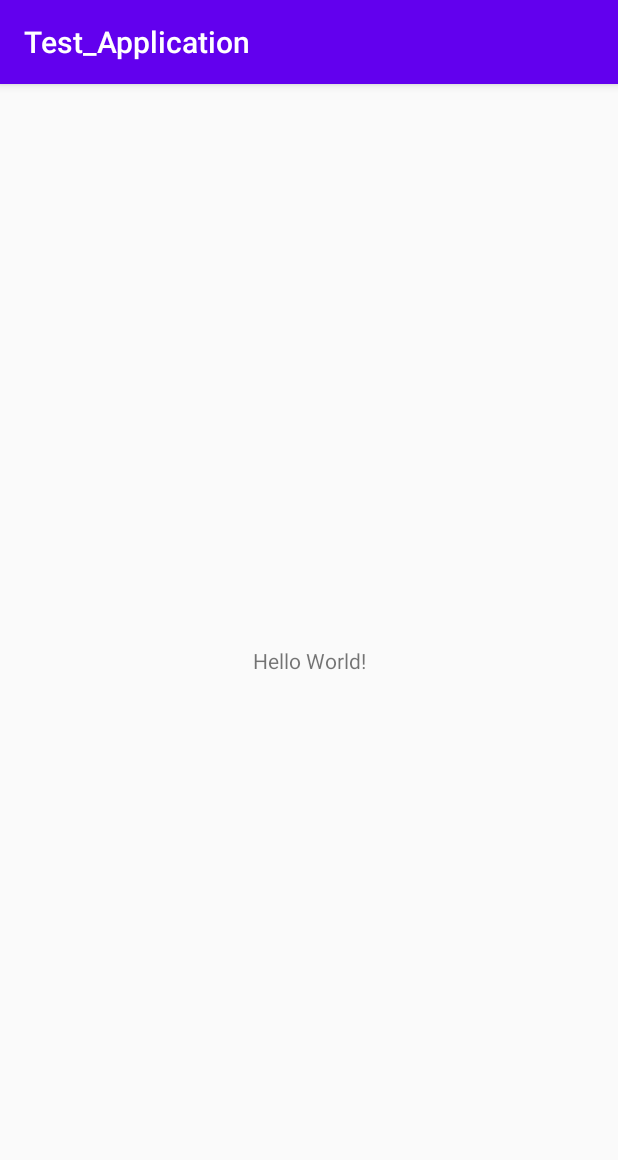
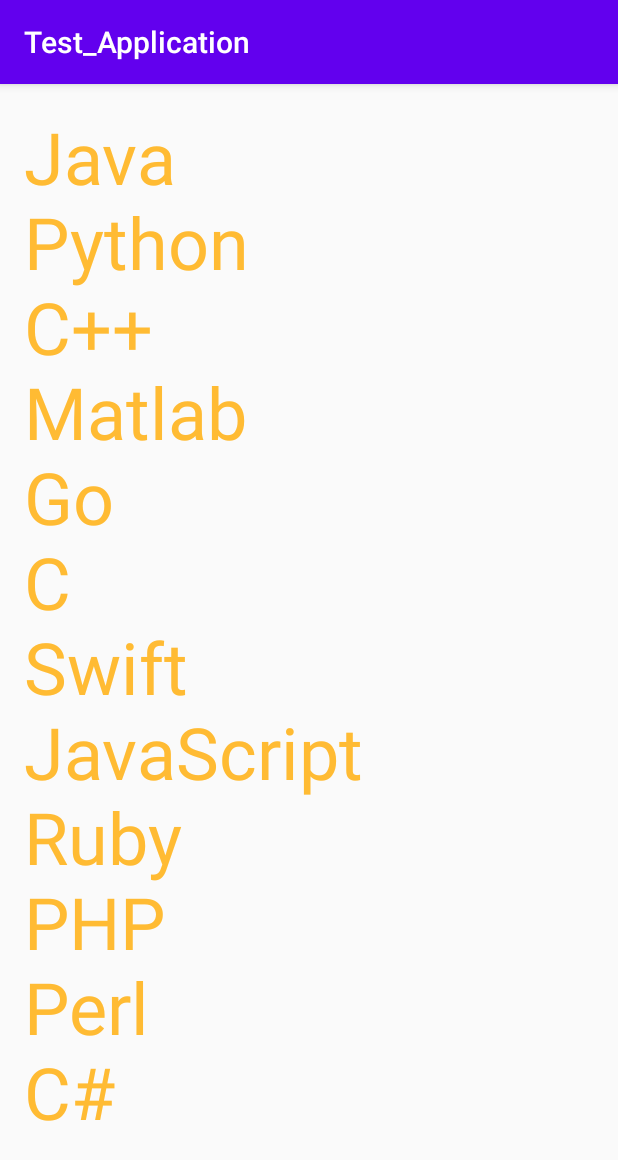
Before and after one commit to markorolek/Test_Application, an Android app: the screen it shows after launch (MainActivity), on a phone screen of 412 x 824 dp. Shown: the top 1160 px of the screen. Run offline under Robolectric (Android 15) with nearby library versions, the phone set to English and light mode, and no system bars.

Commit message:
Programming languages' list; xml changes (textColor, textSize, padding, added ScrollView, ...)

```diff
--- a/app/src/main/java/com/example/test_application/MainActivity.java
+++ b/app/src/main/java/com/example/test_application/MainActivity.java
@@ -2,12 +2,23 @@ package com.example.test_application;
 
 import androidx.appcompat.app.AppCompatActivity;
 import android.os.Bundle;
+import android.widget.TextView;
 
 public class MainActivity extends AppCompatActivity {
+
+    private TextView list;
 
     @Override
     protected void onCreate(Bundle savedInstanceState) {
         super.onCreate(savedInstanceState);
         setContentView(R.layout.activity_main);
+
+        list = findViewById(R.id.tv_list);
+        String[] names = {"Java", "Python", "C++", "Matlab", "Go", "C", "Swift", "JavaScript", "Ruby", "PHP", "Perl", "C#"};
+
+        list.setText("");
+        for(String name:names){
+            list.append(name + "\n");
+        }
     }
 }
--- a/app/src/main/res/layout/activity_main.xml
+++ b/app/src/main/res/layout/activity_main.xml
@@ -1,18 +1,20 @@
 <?xml version="1.0" encoding="utf-8"?>
-<androidx.constraintlayout.widget.ConstraintLayout
+<FrameLayout
     xmlns:android="http://schemas.android.com/apk/res/android"
     xmlns:tools="http://schemas.android.com/tools"
-    xmlns:app="http://schemas.android.com/apk/res-auto"
     android:layout_width="match_parent"
     android:layout_height="match_parent"
     tools:context=".MainActivity">
-    <TextView
-      android:layout_width="wrap_content"
-      android:layout_height="wrap_content"
-      android:text="Hello World!"
-      app:layout_constraintBottom_toBottomOf="parent"
-      app:layout_constraintLeft_toLeftOf="parent"
-      app:layout_constraintRight_toRightOf="parent"
-      app:layout_constraintTop_toTopOf="parent" />
-
-  </androidx.constraintlayout.widget.ConstraintLayout>
+    <ScrollView
+        android:layout_width="match_parent"
+        android:layout_height="wrap_content" >
+        <TextView
+          android:id="@+id/tv_list"
+          android:layout_width="wrap_content"
+          android:layout_height="wrap_content"
+          android:text="@string/tv_text"
+          android:textSize="48dp"
+          android:textColor="@android:color/holo_orange_light"
+          android:padding="16dp" />
+    </ScrollView>
+  </FrameLayout>
--- a/app/src/main/res/values/strings.xml
+++ b/app/src/main/res/values/strings.xml
@@ -1,3 +1,4 @@
 <resources>
     <string name="app_name">Test_Application</string>
+    <string name="tv_text">Programming languages\' list \n</string>
 </resources>
```
